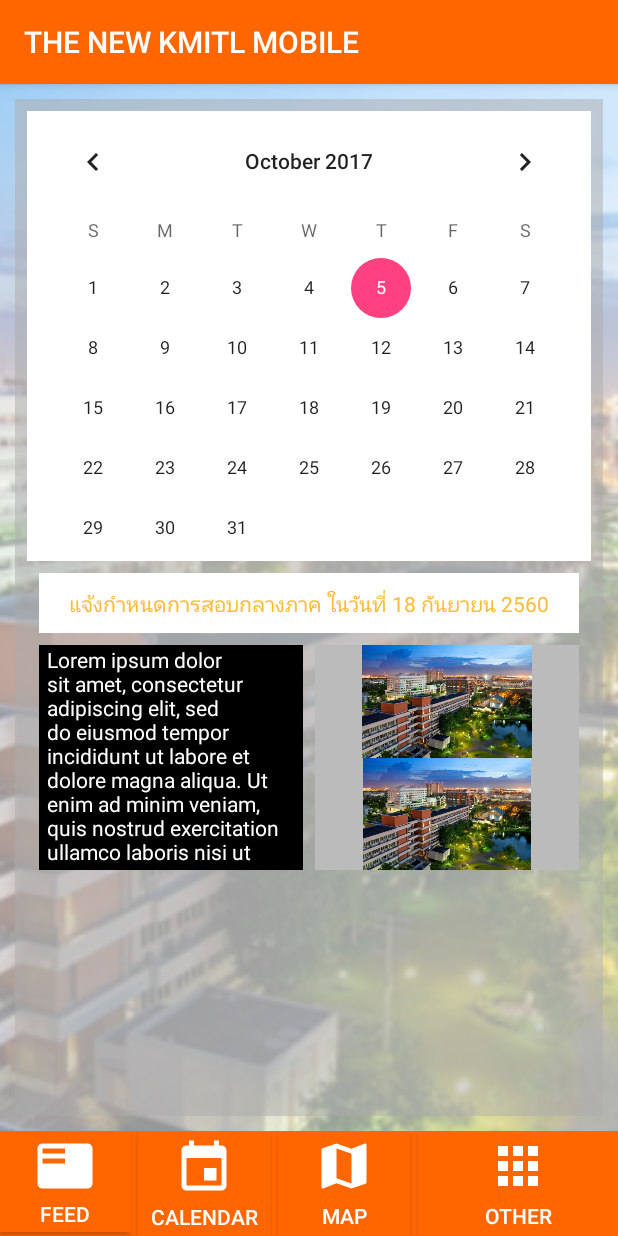
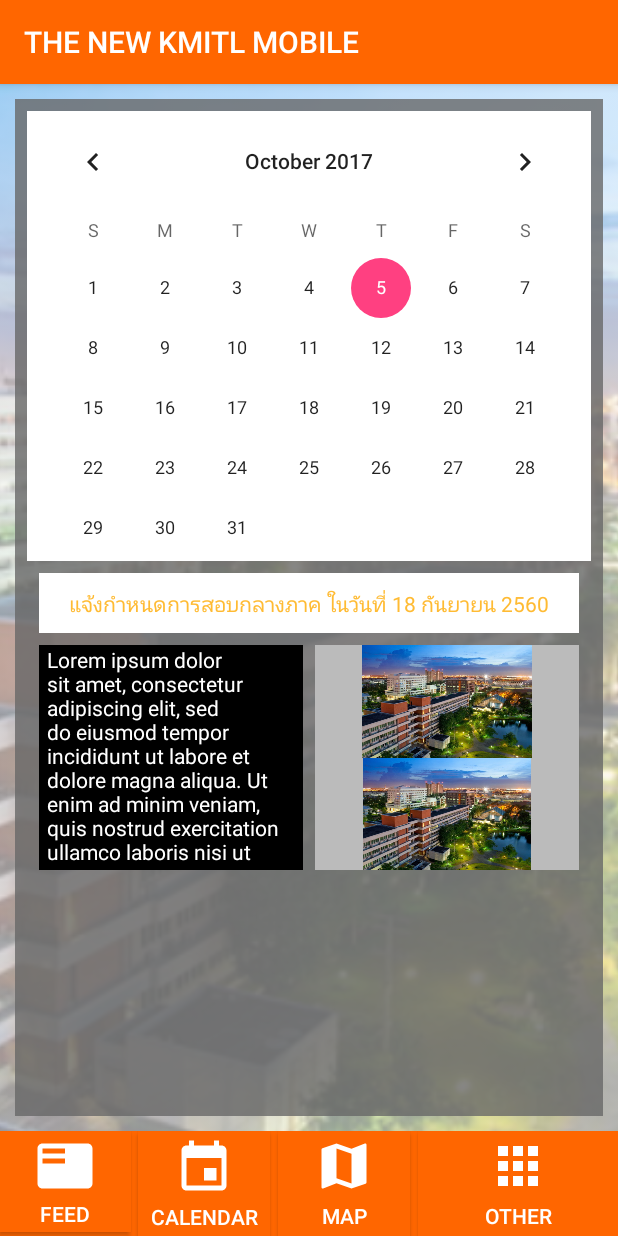
Before and after one commit to wirunpong-j/The-New-KMITL, an Android app: the screen it shows after launch (HomeActivity), after a tap on "LOGIN", on a phone screen of 412 x 824 dp. Run offline under Robolectric (Android 15) with nearby library versions, the phone set to English and light mode, and no system bars.

Commit message:
Changed color background

```diff
--- a/TheNewKMITL/app/src/main/res/layout/fragment_feed.xml
+++ b/TheNewKMITL/app/src/main/res/layout/fragment_feed.xml
@@ -3,7 +3,7 @@
     xmlns:tools="http://schemas.android.com/tools"
     android:layout_width="match_parent"
     android:layout_height="match_parent"
-    android:background="#7FAAAAAA"
+    android:background="#C8666666"
     tools:context="lab.bellkung.thenewkmitl.FeedFragment">
 
 
@@ -58,6 +58,7 @@
                 android:id="@+id/textView3"
                 android:layout_width="0dp"
                 android:layout_height="150dp"
+                android:layout_marginBottom="8dp"
                 android:layout_marginLeft="16dp"
                 android:layout_marginRight="4dp"
                 android:layout_marginTop="8dp"
@@ -68,11 +69,10 @@
                 android:paddingRight="5dp"
                 android:text="Lorem ipsum dolor sit amet, consectetur adipiscing elit, sed do eiusmod tempor incididunt ut labore et dolore magna aliqua. Ut enim ad minim veniam, quis nostrud exercitation ullamco laboris nisi ut aliquip ex ea commodo consequat. Duis aute irure dolor in reprehenderit in voluptate velit esse cillum dolore"
                 android:textColor="@android:color/white"
+                app:layout_constraintBottom_toBottomOf="parent"
                 app:layout_constraintLeft_toLeftOf="parent"
                 app:layout_constraintRight_toLeftOf="@+id/linearLayout"
-                app:layout_constraintTop_toBottomOf="@+id/announcement"
-                app:layout_constraintBottom_toBottomOf="parent"
-                android:layout_marginBottom="8dp" />
+                app:layout_constraintTop_toBottomOf="@+id/announcement" />
 
             <LinearLayout
                 android:id="@+id/linearLayout"
```
